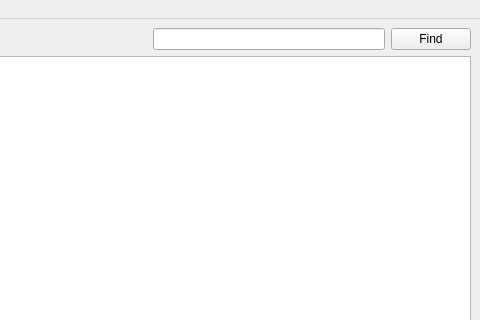
The window that form/mainwindow.ui (ilija-s/html-editor) describes before a commit, drawn with Qt 5; both pictures show x 320 to 800 and y 0 to 320 of the 800 by 600 pixel window.
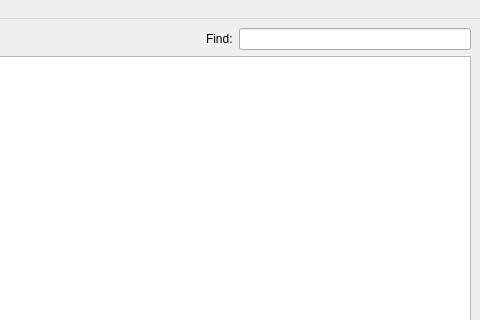
The same window after the commit. Custom widgets are drawn as their Qt base class.

Commit message: Improve: Removed search button and added label

The edit to the form file:
```diff
--- a/form/mainwindow.ui
+++ b/form/mainwindow.ui
@@ -34,7 +34,14 @@
        </spacer>
       </item>
       <item>
-       <widget class="QLineEdit" name="leFindInput">
+       <widget class="QLabel" name="labelFind">
+        <property name="text">
+         <string>Find:</string>
+        </property>
+       </widget>
+      </item>
+      <item>
+       <widget class="QLineEdit" name="leSearchInput">
         <property name="minimumSize">
          <size>
           <width>180</width>
@@ -49,13 +56,6 @@
         </property>
        </widget>
       </item>
-      <item>
-       <widget class="QPushButton" name="pbFind">
-        <property name="text">
-         <string>Find</string>
-        </property>
-       </widget>
-      </item>
      </layout>
     </item>
     <item>
```
